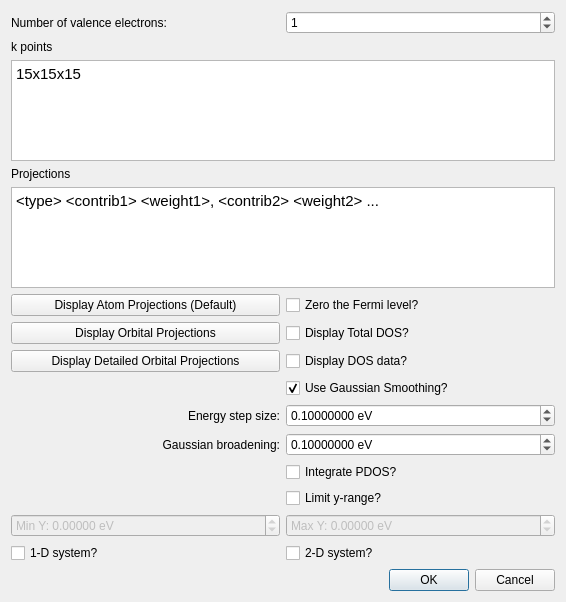
SSeBastian3/avogadro, file libavogadro/src/extensions/yaehmop/yaehmopprojecteddosdialog.ui: the form before one commit.
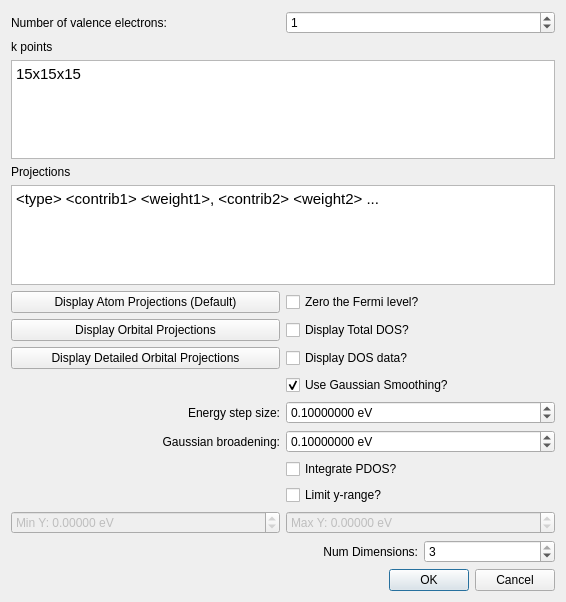
The form after the commit.

Commit message: Use spin boxes for number of dimensions in the GUI

The edit to the form file:
```diff
--- a/libavogadro/src/extensions/yaehmop/yaehmopprojecteddosdialog.ui
+++ b/libavogadro/src/extensions/yaehmop/yaehmopprojecteddosdialog.ui
@@ -14,44 +14,57 @@
    <string>Yaehmop Projected DOS</string>
   </property>
   <layout class="QGridLayout" name="gridLayout">
-   <item row="6" column="0">
-    <widget class="QLabel" name="label_5">
-     <property name="text">
-      <string>Projections</string>
+   <item row="22" column="3">
+    <widget class="QSpinBox" name="spin_numDim">
+     <property name="toolTip">
+      <string>&lt;html&gt;&lt;head/&gt;&lt;body&gt;&lt;p&gt;The number of periodic dimensions.&lt;/p&gt;&lt;p&gt;&lt;br/&gt;&lt;/p&gt;&lt;p&gt;If this is set to 1, the material will be periodic only along the A vector of the crystal.&lt;/p&gt;&lt;p&gt;&lt;br/&gt;&lt;/p&gt;&lt;p&gt;If this is set to 2, the material will be periodic along both the A and B vectors of the crystal.&lt;/p&gt;&lt;p&gt;&lt;br/&gt;&lt;/p&gt;&lt;p&gt;If this is set to 3, the material will be periodic along the A, B, and C vectors of the crystal.&lt;/p&gt;&lt;p&gt;&lt;br/&gt;&lt;/p&gt;&lt;/body&gt;&lt;/html&gt;</string>
+     </property>
+     <property name="minimum">
+      <number>1</number>
+     </property>
+     <property name="maximum">
+      <number>3</number>
+     </property>
+     <property name="value">
+      <number>3</number>
      </property>
     </widget>
    </item>
-   <item row="0" column="0">
-    <widget class="QLabel" name="label">
-     <property name="layoutDirection">
-      <enum>Qt::LeftToRight</enum>
+   <item row="22" column="2">
+    <widget class="QLabel" name="label_6">
+     <property name="toolTip">
+      <string>&lt;html&gt;&lt;head/&gt;&lt;body&gt;&lt;p&gt;The number of periodic dimensions.&lt;/p&gt;&lt;p&gt;&lt;br/&gt;&lt;/p&gt;&lt;p&gt;If this is set to 1, the material will be periodic only along the A vector of the crystal.&lt;/p&gt;&lt;p&gt;&lt;br/&gt;&lt;/p&gt;&lt;p&gt;If this is set to 2, the material will be periodic along both the A and B vectors of the crystal.&lt;/p&gt;&lt;p&gt;&lt;br/&gt;&lt;/p&gt;&lt;p&gt;If this is set to 3, the material will be periodic along the A, B, and C vectors of the crystal.&lt;/p&gt;&lt;p&gt;&lt;br/&gt;&lt;/p&gt;&lt;/body&gt;&lt;/html&gt;</string>
      </property>
      <property name="text">
-      <string>Number of valence electrons:</string>
+      <string>Num Dimensions:</string>
      </property>
      <property name="alignment">
-      <set>Qt::AlignLeading|Qt::AlignLeft|Qt::AlignVCenter</set>
+      <set>Qt::AlignRight|Qt::AlignTrailing|Qt::AlignVCenter</set>
      </property>
     </widget>
    </item>
-   <item row="3" column="0">
+   <item row="5" column="0" colspan="4">
+    <widget class="QTextEdit" name="edit_kpoints">
+     <property name="toolTip">
+      <string>&lt;html&gt;&lt;head/&gt;&lt;body&gt;&lt;p&gt;Enter the k-points for the calculation in a grid format as follows:&lt;/p&gt;&lt;p&gt;&amp;lt;l&amp;gt;x&amp;lt;m&amp;gt;x&amp;lt;n&amp;gt;&lt;/p&gt;&lt;p&gt;where l, m, and n are integers. For example, 5x5x5 would be a grid with 5 elements in every direction. You may also enter k-points in the following format:&lt;/p&gt;&lt;p&gt;&amp;lt;x&amp;gt; &amp;lt;y&amp;gt; &amp;lt;z&amp;gt; &amp;lt;weight&amp;gt;&lt;/p&gt;&lt;p&gt;where x, y, and z are the three dimensional coordinates of the k-point in reciprocal space, and the weight is the weight of the k-point. &lt;/p&gt;&lt;p&gt;More k-points will result in a more accurate calculation. However, your computer may shut down the process if it uses up too much memory.&lt;/p&gt;&lt;p&gt;Please note that the orientation of your cell may have an effect on the locations of these reciprocal space points.&lt;/p&gt;&lt;p&gt;Default: 15x15x15&lt;/p&gt;&lt;/body&gt;&lt;/html&gt;</string>
+     </property>
+     <property name="html">
+      <string>&lt;!DOCTYPE HTML PUBLIC &quot;-//W3C//DTD HTML 4.0//EN&quot; &quot;http://www.w3.org/TR/REC-html40/strict.dtd&quot;&gt;
+&lt;html&gt;&lt;head&gt;&lt;meta name=&quot;qrichtext&quot; content=&quot;1&quot; /&gt;&lt;style type=&quot;text/css&quot;&gt;
+p, li { white-space: pre-wrap; }
+&lt;/style&gt;&lt;/head&gt;&lt;body style=&quot; font-family:'Ubuntu'; font-size:11pt; font-weight:400; font-style:normal;&quot;&gt;
+&lt;p style=&quot; margin-top:0px; margin-bottom:0px; margin-left:0px; margin-right:0px; -qt-block-indent:0; text-indent:0px;&quot;&gt;15x15x15&lt;/p&gt;&lt;/body&gt;&lt;/html&gt;</string>
+     </property>
+    </widget>
+   </item>
+   <item row="3" column="0" colspan="4">
     <widget class="QLabel" name="label_2">
      <property name="text">
       <string>k points</string>
      </property>
     </widget>
    </item>
-   <item row="15" column="0">
-    <widget class="QLabel" name="label_3">
-     <property name="text">
-      <string>Energy step size:</string>
-     </property>
-     <property name="alignment">
-      <set>Qt::AlignRight|Qt::AlignTrailing|Qt::AlignVCenter</set>
-     </property>
-    </widget>
-   </item>
-   <item row="0" column="1">
+   <item row="0" column="2" colspan="2">
     <widget class="QSpinBox" name="spin_numValElectrons">
      <property name="toolTip">
       <string>&lt;html&gt;&lt;head/&gt;&lt;body&gt;&lt;p&gt;Enter the number of k-points that will be connecting the special k-points. More of these k-points will smooth out the graph, but the calculation may take longer.&lt;/p&gt;&lt;/body&gt;&lt;/html&gt;</string>
@@ -73,8 +86,28 @@
      </property>
     </widget>
    </item>
-   <item row="5" column="0" colspan="2">
-    <widget class="QTextEdit" name="edit_kpoints">
+   <item row="0" column="0" colspan="2">
+    <widget class="QLabel" name="label">
+     <property name="layoutDirection">
+      <enum>Qt::LeftToRight</enum>
+     </property>
+     <property name="text">
+      <string>Number of valence electrons:</string>
+     </property>
+     <property name="alignment">
+      <set>Qt::AlignLeading|Qt::AlignLeft|Qt::AlignVCenter</set>
+     </property>
+    </widget>
+   </item>
+   <item row="6" column="0" colspan="4">
+    <widget class="QLabel" name="label_5">
+     <property name="text">
+      <string>Projections</string>
+     </property>
+    </widget>
+   </item>
+   <item row="7" column="0" colspan="4">
+    <widget class="QTextEdit" name="edit_projections">
      <property name="toolTip">
       <string>&lt;html&gt;&lt;head/&gt;&lt;body&gt;&lt;p&gt;Enter the k-points for the calculation in a grid format as follows:&lt;/p&gt;&lt;p&gt;&amp;lt;l&amp;gt;x&amp;lt;m&amp;gt;x&amp;lt;n&amp;gt;&lt;/p&gt;&lt;p&gt;where l, m, and n are integers. For example, 5x5x5 would be a grid with 5 elements in every direction. You may also enter k-points in the following format:&lt;/p&gt;&lt;p&gt;&amp;lt;x&amp;gt; &amp;lt;y&amp;gt; &amp;lt;z&amp;gt; &amp;lt;weight&amp;gt;&lt;/p&gt;&lt;p&gt;where x, y, and z are the three dimensional coordinates of the k-point in reciprocal space, and the weight is the weight of the k-point. &lt;/p&gt;&lt;p&gt;More k-points will result in a more accurate calculation. However, your computer may shut down the process if it uses up too much memory.&lt;/p&gt;&lt;p&gt;Please note that the orientation of your cell may have an effect on the locations of these reciprocal space points.&lt;/p&gt;&lt;p&gt;Default: 15x15x15&lt;/p&gt;&lt;/body&gt;&lt;/html&gt;</string>
      </property>
@@ -83,21 +116,59 @@
 &lt;html&gt;&lt;head&gt;&lt;meta name=&quot;qrichtext&quot; content=&quot;1&quot; /&gt;&lt;style type=&quot;text/css&quot;&gt;
 p, li { white-space: pre-wrap; }
 &lt;/style&gt;&lt;/head&gt;&lt;body style=&quot; font-family:'Ubuntu'; font-size:11pt; font-weight:400; font-style:normal;&quot;&gt;
-&lt;p style=&quot; margin-top:0px; margin-bottom:0px; margin-left:0px; margin-right:0px; -qt-block-indent:0; text-indent:0px;&quot;&gt;15x15x15&lt;/p&gt;&lt;/body&gt;&lt;/html&gt;</string>
+&lt;p style=&quot; margin-top:0px; margin-bottom:0px; margin-left:0px; margin-right:0px; -qt-block-indent:0; text-indent:0px;&quot;&gt;&amp;lt;type&amp;gt; &amp;lt;contrib1&amp;gt; &amp;lt;weight1&amp;gt;, &amp;lt;contrib2&amp;gt; &amp;lt;weight2&amp;gt; ...&lt;/p&gt;&lt;/body&gt;&lt;/html&gt;</string>
      </property>
     </widget>
    </item>
-   <item row="16" column="0">
-    <widget class="QLabel" name="label_4">
+   <item row="9" column="0" colspan="2">
+    <widget class="QPushButton" name="push_displayAtomProj">
      <property name="text">
-      <string>Gaussian broadening:</string>
+      <string>Display Atom Projections (Default)</string>
      </property>
-     <property name="alignment">
-      <set>Qt::AlignRight|Qt::AlignTrailing|Qt::AlignVCenter</set>
+    </widget>
+   </item>
+   <item row="9" column="2" colspan="2">
+    <widget class="QCheckBox" name="cb_zeroFermi">
+     <property name="toolTip">
+      <string>&lt;html&gt;&lt;head/&gt;&lt;body&gt;&lt;p&gt;Subtracts the Fermi energy from all other energies so that the Fermi energy is set to be zero.&lt;/p&gt;&lt;p&gt;Default: off&lt;/p&gt;&lt;/body&gt;&lt;/html&gt;</string>
      </property>
+     <property name="text">
+      <string>Zero the Fermi level?</string>
+     </property>
     </widget>
    </item>
-   <item row="13" column="1">
+   <item row="10" column="0" colspan="2">
+    <widget class="QPushButton" name="push_displayOrbitalProj">
+     <property name="text">
+      <string>Display Orbital Projections</string>
+     </property>
+    </widget>
+   </item>
+   <item row="10" column="2" colspan="2">
+    <widget class="QCheckBox" name="cb_displayTotalDOS">
+     <property name="text">
+      <string>Display Total DOS?</string>
+     </property>
+    </widget>
+   </item>
+   <item row="11" column="2" colspan="2">
+    <widget class="QCheckBox" name="cb_displayData">
+     <property name="toolTip">
+      <string>&lt;html&gt;&lt;head/&gt;&lt;body&gt;&lt;p&gt;Whether or not to display the density of states data in a&lt;/p&gt;&lt;p&gt;pop-up box after the calculation finishes.&lt;/p&gt;&lt;p&gt;&lt;br/&gt;&lt;/p&gt;&lt;p&gt;Data may be copied and pasted into a separate file.&lt;/p&gt;&lt;p&gt;Default: off&lt;/p&gt;&lt;/body&gt;&lt;/html&gt;</string>
+     </property>
+     <property name="text">
+      <string>Display DOS data?</string>
+     </property>
+    </widget>
+   </item>
+   <item row="11" column="0" colspan="2">
+    <widget class="QPushButton" name="push_displayDetailedOrbitalProj">
+     <property name="text">
+      <string>Display Detailed Orbital Projections</string>
+     </property>
+    </widget>
+   </item>
+   <item row="12" column="2" colspan="2">
     <widget class="QCheckBox" name="cb_useSmoothing">
      <property name="toolTip">
       <string>&lt;html&gt;&lt;head/&gt;&lt;body&gt;&lt;p&gt;Whether or not to use Gaussian smoothing to smooth the data.&lt;/p&gt;&lt;p&gt;&lt;br/&gt;&lt;/p&gt;&lt;p&gt;Smoothing is typically performed for density of states data.&lt;/p&gt;&lt;p&gt;Default: on&lt;/p&gt;&lt;/body&gt;&lt;/html&gt;</string>
@@ -110,7 +181,7 @@
      </property>
     </widget>
    </item>
-   <item row="15" column="1">
+   <item row="15" column="2" colspan="2">
     <widget class="QDoubleSpinBox" name="spin_energyStep">
      <property name="toolTip">
       <string>&lt;html&gt;&lt;head/&gt;&lt;body&gt;&lt;p&gt;The energy step size for Gaussian smoothing. &lt;/p&gt;&lt;p&gt;Default: 0.1&lt;/p&gt;&lt;/body&gt;&lt;/html&gt;</string>
@@ -141,7 +212,17 @@
      </property>
     </widget>
    </item>
-   <item row="16" column="1">
+   <item row="15" column="0" colspan="2">
+    <widget class="QLabel" name="label_3">
+     <property name="text">
+      <string>Energy step size:</string>
+     </property>
+     <property name="alignment">
+      <set>Qt::AlignRight|Qt::AlignTrailing|Qt::AlignVCenter</set>
+     </property>
+    </widget>
+   </item>
+   <item row="16" column="2" colspan="2">
     <widget class="QDoubleSpinBox" name="spin_broadening">
      <property name="toolTip">
       <string>&lt;html&gt;&lt;head/&gt;&lt;body&gt;&lt;p&gt;Gaussian broadening for Gaussian smoothing. The Gaussian broadening is the standard deviation.&lt;/p&gt;&lt;p&gt;Default: 0.1&lt;/p&gt;&lt;/body&gt;&lt;/html&gt;</string>
@@ -166,7 +247,81 @@
      </property>
     </widget>
    </item>
-   <item row="23" column="0" colspan="2">
+   <item row="16" column="0" colspan="2">
+    <widget class="QLabel" name="label_4">
+     <property name="text">
+      <string>Gaussian broadening:</string>
+     </property>
+     <property name="alignment">
+      <set>Qt::AlignRight|Qt::AlignTrailing|Qt::AlignVCenter</set>
+     </property>
+    </widget>
+   </item>
+   <item row="17" column="2" colspan="2">
+    <widget class="QCheckBox" name="cb_integratePDOS">
+     <property name="toolTip">
+      <string>&lt;html&gt;&lt;head/&gt;&lt;body&gt;&lt;p&gt;Whether or not to integrate the Projected DOS&lt;/p&gt;&lt;p&gt;The integrations will show up in the same plot as thinner lines having the same color as their corresponding PDOS curve&lt;/p&gt;&lt;/body&gt;&lt;/html&gt;</string>
+     </property>
+     <property name="text">
+      <string>Integrate PDOS?</string>
+     </property>
+    </widget>
+   </item>
+   <item row="18" column="2" colspan="2">
+    <widget class="QCheckBox" name="cb_limitY">
+     <property name="toolTip">
+      <string>&lt;html&gt;&lt;head/&gt;&lt;body&gt;&lt;p&gt;Limit the y-range?&lt;/p&gt;&lt;p&gt;&lt;br/&gt;&lt;/p&gt;&lt;p&gt;Default: off&lt;/p&gt;&lt;/body&gt;&lt;/html&gt;</string>
+     </property>
+     <property name="text">
+      <string>Limit y-range?</string>
+     </property>
+    </widget>
+   </item>
+   <item row="21" column="2" colspan="2">
+    <widget class="QDoubleSpinBox" name="spin_maxY">
+     <property name="enabled">
+      <bool>false</bool>
+     </property>
+     <property name="prefix">
+      <string>Max Y: </string>
+     </property>
+     <property name="suffix">
+      <string> eV</string>
+     </property>
+     <property name="decimals">
+      <number>5</number>
+     </property>
+     <property name="minimum">
+      <double>-10000.000000000000000</double>
+     </property>
+     <property name="maximum">
+      <double>10000.000000000000000</double>
+     </property>
+    </widget>
+   </item>
+   <item row="21" column="0" colspan="2">
+    <widget class="QDoubleSpinBox" name="spin_minY">
+     <property name="enabled">
+      <bool>false</bool>
+     </property>
+     <property name="prefix">
+      <string>Min Y: </string>
+     </property>
+     <property name="suffix">
+      <string> eV</string>
+     </property>
+     <property name="decimals">
+      <number>5</number>
+     </property>
+     <property name="minimum">
+      <double>-10000.000000000000000</double>
+     </property>
+     <property name="maximum">
+      <double>10000.000000000000000</double>
+     </property>
+    </widget>
+   </item>
+   <item row="23" column="0" colspan="4">
     <widget class="QDialogButtonBox" name="buttonBox">
      <property name="orientation">
       <enum>Qt::Horizontal</enum>
@@ -176,152 +331,6 @@
      </property>
     </widget>
    </item>
-   <item row="21" column="1">
-    <widget class="QDoubleSpinBox" name="spin_maxY">
-     <property name="enabled">
-      <bool>false</bool>
-     </property>
-     <property name="prefix">
-      <string>Max Y: </string>
-     </property>
-     <property name="suffix">
-      <string> eV</string>
-     </property>
-     <property name="decimals">
-      <number>5</number>
-     </property>
-     <property name="minimum">
-      <double>-10000.000000000000000</double>
-     </property>
-     <property name="maximum">
-      <double>10000.000000000000000</double>
-     </property>
-    </widget>
-   </item>
-   <item row="21" column="0">
-    <widget class="QDoubleSpinBox" name="spin_minY">
-     <property name="enabled">
-      <bool>false</bool>
-     </property>
-     <property name="prefix">
-      <string>Min Y: </string>
-     </property>
-     <property name="suffix">
-      <string> eV</string>
-     </property>
-     <property name="decimals">
-      <number>5</number>
-     </property>
-     <property name="minimum">
-      <double>-10000.000000000000000</double>
-     </property>
-     <property name="maximum">
-      <double>10000.000000000000000</double>
-     </property>
-    </widget>
-   </item>
-   <item row="9" column="1">
-    <widget class="QCheckBox" name="cb_zeroFermi">
-     <property name="toolTip">
-      <string>&lt;html&gt;&lt;head/&gt;&lt;body&gt;&lt;p&gt;Subtracts the Fermi energy from all other energies so that the Fermi energy is set to be zero.&lt;/p&gt;&lt;p&gt;Default: off&lt;/p&gt;&lt;/body&gt;&lt;/html&gt;</string>
-     </property>
-     <property name="text">
-      <string>Zero the Fermi level?</string>
-     </property>
-    </widget>
-   </item>
-   <item row="18" column="1">
-    <widget class="QCheckBox" name="cb_limitY">
-     <property name="toolTip">
-      <string>&lt;html&gt;&lt;head/&gt;&lt;body&gt;&lt;p&gt;Limit the y-range?&lt;/p&gt;&lt;p&gt;&lt;br/&gt;&lt;/p&gt;&lt;p&gt;Default: off&lt;/p&gt;&lt;/body&gt;&lt;/html&gt;</string>
-     </property>
-     <property name="text">
-      <string>Limit y-range?</string>
-     </property>
-    </widget>
-   </item>
-   <item row="7" column="0" colspan="2">
-    <widget class="QTextEdit" name="edit_projections">
-     <property name="toolTip">
-      <string>&lt;html&gt;&lt;head/&gt;&lt;body&gt;&lt;p&gt;Projections should be entered as follows:&lt;/p&gt;&lt;p&gt;&lt;br/&gt;&lt;/p&gt;&lt;p&gt;# Projection name&lt;/p&gt;&lt;p&gt;&amp;lt;type&amp;gt; &amp;lt;contrib1&amp;gt; &amp;lt;weight1&amp;gt;, &amp;lt;contrib2&amp;gt; &amp;lt;weight2&amp;gt;, ...&lt;/p&gt;&lt;p&gt;&lt;br/&gt;&lt;/p&gt;&lt;p&gt;where &amp;lt;type&amp;gt; is Atom, Orbital, or FMO.&lt;/p&gt;&lt;p&gt;&lt;br/&gt;&lt;/p&gt;&lt;p&gt;By default, the projections generated here will be one for every different atom type. You may change it as you like. See the yaehmop manual for more details.&lt;/p&gt;&lt;p&gt;&lt;br/&gt;&lt;/p&gt;&lt;p&gt;If you wish to use more than one line for a single projection, add a '\' to the end.&lt;/p&gt;&lt;/body&gt;&lt;/html&gt;</string>
-     </property>
-     <property name="html">
-      <string>&lt;!DOCTYPE HTML PUBLIC &quot;-//W3C//DTD HTML 4.0//EN&quot; &quot;http://www.w3.org/TR/REC-html40/strict.dtd&quot;&gt;
-&lt;html&gt;&lt;head&gt;&lt;meta name=&quot;qrichtext&quot; content=&quot;1&quot; /&gt;&lt;style type=&quot;text/css&quot;&gt;
-p, li { white-space: pre-wrap; }
-&lt;/style&gt;&lt;/head&gt;&lt;body style=&quot; font-family:'Ubuntu'; font-size:11pt; font-weight:400; font-style:normal;&quot;&gt;
-&lt;p style=&quot; margin-top:0px; margin-bottom:0px; margin-left:0px; margin-right:0px; -qt-block-indent:0; text-indent:0px;&quot;&gt;&amp;lt;type&amp;gt; &amp;lt;contrib1&amp;gt; &amp;lt;weight1&amp;gt;, &amp;lt;contrib2&amp;gt; &amp;lt;weight2&amp;gt; ...&lt;/p&gt;&lt;/body&gt;&lt;/html&gt;</string>
-     </property>
-    </widget>
-   </item>
-   <item row="22" column="0">
-    <widget class="QCheckBox" name="cb_1DSystem">
-     <property name="toolTip">
-      <string>&lt;html&gt;&lt;head/&gt;&lt;body&gt;&lt;p&gt;If this box is checked, periodicity will only be along the A lattice vector.&lt;/p&gt;&lt;/body&gt;&lt;/html&gt;</string>
-     </property>
-     <property name="text">
-      <string>1-D system?</string>
-     </property>
-    </widget>
-   </item>
-   <item row="22" column="1">
-    <widget class="QCheckBox" name="cb_2DSystem">
-     <property name="toolTip">
-      <string>&lt;html&gt;&lt;head/&gt;&lt;body&gt;&lt;p&gt;If this box is checked, periodicity will only be along the A and B lattice vectors.&lt;/p&gt;&lt;/body&gt;&lt;/html&gt;</string>
-     </property>
-     <property name="text">
-      <string>2-D system?</string>
-     </property>
-    </widget>
-   </item>
-   <item row="9" column="0">
-    <widget class="QPushButton" name="push_displayAtomProj">
-     <property name="text">
-      <string>Display Atom Projections (Default)</string>
-     </property>
-    </widget>
-   </item>
-   <item row="10" column="0">
-    <widget class="QPushButton" name="push_displayOrbitalProj">
-     <property name="text">
-      <string>Display Orbital Projections</string>
-     </property>
-    </widget>
-   </item>
-   <item row="11" column="0">
-    <widget class="QPushButton" name="push_displayDetailedOrbitalProj">
-     <property name="text">
-      <string>Display Detailed Orbital Projections</string>
-     </property>
-    </widget>
-   </item>
-   <item row="17" column="1">
-    <widget class="QCheckBox" name="cb_integratePDOS">
-     <property name="toolTip">
-      <string>&lt;html&gt;&lt;head/&gt;&lt;body&gt;&lt;p&gt;Whether or not to integrate the Projected DOS&lt;/p&gt;&lt;p&gt;The integrations will show up in the same plot as thinner lines having the same color as their corresponding PDOS curve&lt;/p&gt;&lt;/body&gt;&lt;/html&gt;</string>
-     </property>
-     <property name="text">
-      <string>Integrate PDOS?</string>
-     </property>
-    </widget>
-   </item>
-   <item row="10" column="1">
-    <widget class="QCheckBox" name="cb_displayTotalDOS">
-     <property name="text">
-      <string>Display Total DOS?</string>
-     </property>
-    </widget>
-   </item>
-   <item row="11" column="1">
-    <widget class="QCheckBox" name="cb_displayData">
-     <property name="toolTip">
-      <string>&lt;html&gt;&lt;head/&gt;&lt;body&gt;&lt;p&gt;Whether or not to display the density of states data in a&lt;/p&gt;&lt;p&gt;pop-up box after the calculation finishes.&lt;/p&gt;&lt;p&gt;&lt;br/&gt;&lt;/p&gt;&lt;p&gt;Data may be copied and pasted into a separate file.&lt;/p&gt;&lt;p&gt;Default: off&lt;/p&gt;&lt;/body&gt;&lt;/html&gt;</string>
-     </property>
-     <property name="text">
-      <string>Display DOS data?</string>
-     </property>
-    </widget>
-   </item>
   </layout>
  </widget>
  <tabstops>
```
Left out of the diff: 41 changed lines with no effect on the pictures. The commit also changes 7 other files.
